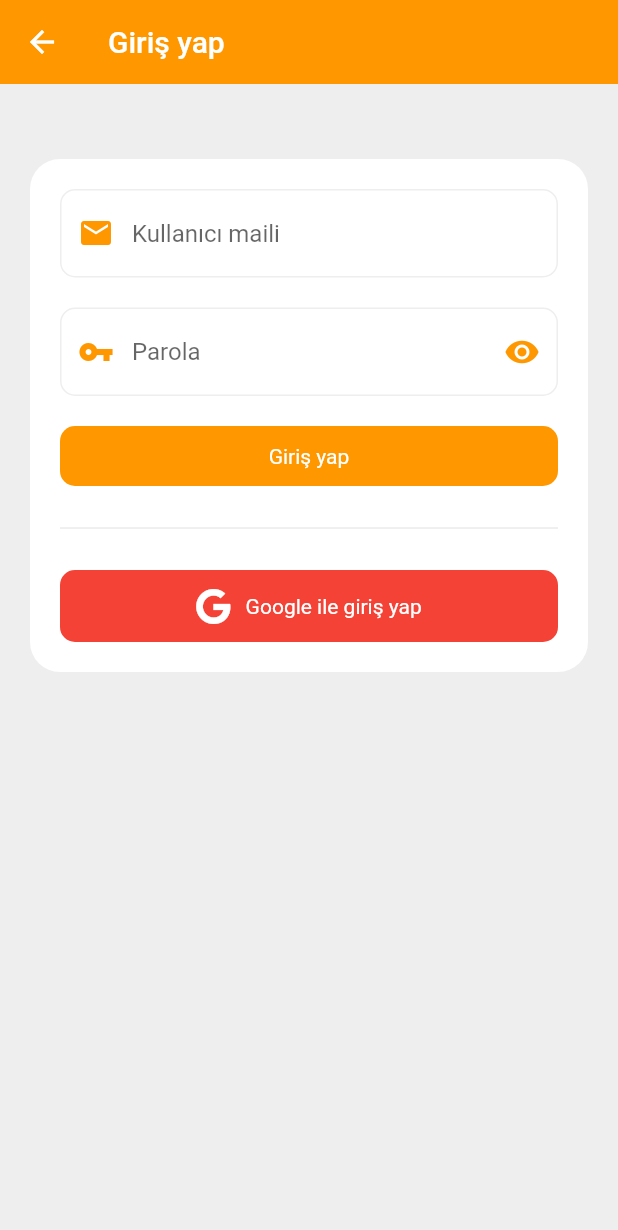
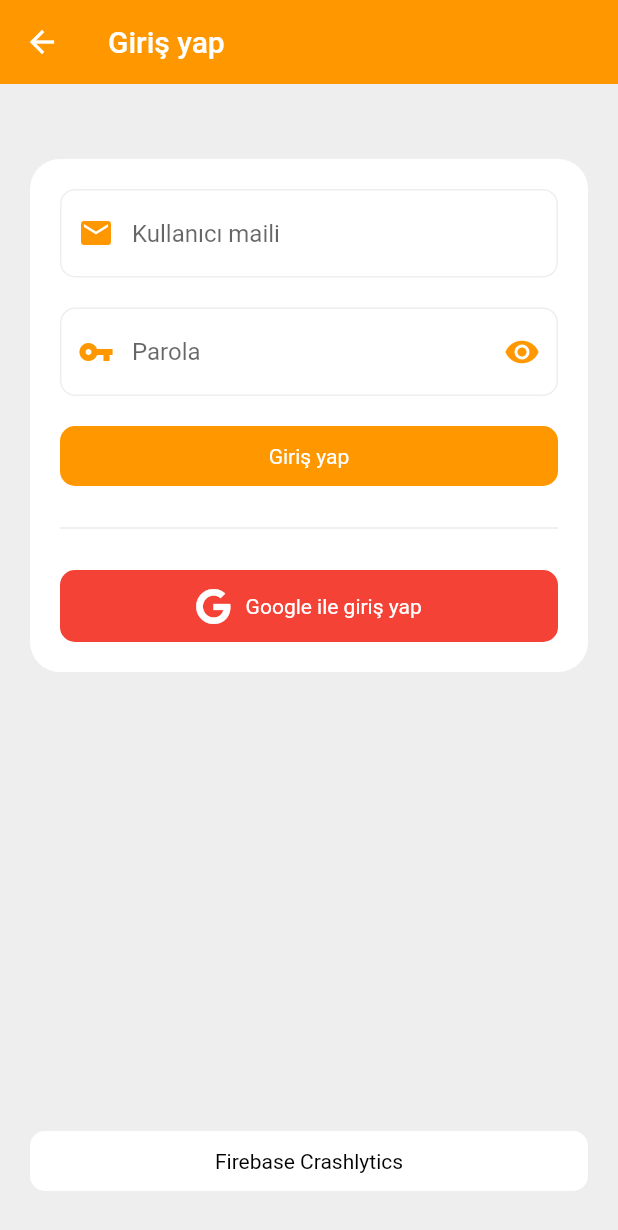
Before and after one commit to KadriyeMacit/Flutter-Fest-Firebase, a Flutter app: the screen it shows after launch, after a tap on "Giriş yap", on a phone screen of 412 x 824 dp. Shown: the top 1230 px of the screen. Run offline on Flutter 3.47's test engine with Material 2 defaults, Android fonts, the phone set to English and light mode, and no system bars; our stand-ins replace cloud_firestore, firebase_auth, firebase_core, firebase_crashlytics, firebase_storage, fluttertoast and 3 more; accounts and stored records are empty.

Commit message:
Add Firebase Crashlytics

```diff
--- a/lib/main.dart
+++ b/lib/main.dart
@@ -5,6 +5,7 @@ import 'package:flutter/material.dart';
 void main() async {
   WidgetsFlutterBinding.ensureInitialized();
   await Firebase.initializeApp();
+
   runApp(const MyApp());
 }
 
@@ -15,7 +16,7 @@ class MyApp extends StatelessWidget {
   Widget build(BuildContext context) {
     return const MaterialApp(
       debugShowCheckedModeBanner: false,
-      title: 'Flutter Demo',
+      title: 'Diyet Planım',
       home: LaunchPage(),
     );
   }
--- a/lib/src/strings.dart
+++ b/lib/src/strings.dart
@@ -28,6 +28,7 @@ class DietText {
   static String loginNoAccountText = "Kullanıcı yok, haydi kayıt olma zamanı!";
   static String loginWrongPasswordText = "Yanlış parola, bir daha düşün...";
   static String loginWrongEmailText = "Böyle mail mi olur?";
+  static String crashlytics = "Firebase Crashlytics";
 
   //Home
   static String homeText = "Anasayfa";
--- a/lib/views/home/home_page.dart
+++ b/lib/views/home/home_page.dart
@@ -1,6 +1,5 @@
 import 'package:firebase_notes/constants/custom_app_bar.dart';
 import 'package:firebase_notes/services/auth_service.dart';
-import 'package:firebase_notes/services/food_service.dart';
 import 'package:firebase_notes/src/colors.dart';
 import 'package:firebase_notes/src/images.dart';
 import 'package:firebase_notes/src/strings.dart';
@@ -18,7 +17,6 @@ class HomePage extends StatefulWidget {
 
 class _HomePageState extends State<HomePage> {
   final AuthService _authService = AuthService();
-  final FoodService _foodService = FoodService();
 
   @override
   Widget build(BuildContext context) {
--- a/lib/views/login/login_page.dart
+++ b/lib/views/login/login_page.dart
@@ -1,8 +1,8 @@
+import 'package:firebase_crashlytics/firebase_crashlytics.dart';
 import 'package:firebase_notes/constants/custom_app_bar.dart';
 import 'package:firebase_notes/constants/custom_loading.dart';
 import 'package:firebase_notes/services/auth_service.dart';
 import 'package:firebase_notes/src/colors.dart';
-import 'package:firebase_notes/src/images.dart';
 import 'package:firebase_notes/src/strings.dart';
 import 'package:firebase_notes/views/home/home_page.dart';
 import 'package:flutter/material.dart';
@@ -38,7 +38,14 @@ class _LoginPageState extends State<LoginPage> {
       children: [
         Padding(
           padding: const EdgeInsets.fromLTRB(20, 50, 20, 30),
-          child: _bodyContainer(),
+          child: Column(
+            crossAxisAlignment: CrossAxisAlignment.stretch,
+            mainAxisAlignment: MainAxisAlignment.spaceBetween,
+            children: [
+              _bodyContainer(),
+              _errorButton(),
+            ],
+          ),
         ),
         if (_isLoading) const CustomLoading()
       ],
@@ -66,7 +73,7 @@ class _LoginPageState extends State<LoginPage> {
                 const SizedBox(
                   height: 20,
                 ),
-                _loginButton(context),
+                _loginButton(),
                 const SizedBox(
                   height: 20,
                 ),
@@ -152,7 +159,7 @@ class _LoginPageState extends State<LoginPage> {
     );
   }
 
-  InkWell _loginButton(BuildContext context) {
+  InkWell _loginButton() {
     return InkWell(
         onTap: () => _loginWithEmail(),
         child: Container(
@@ -265,4 +272,30 @@ class _LoginPageState extends State<LoginPage> {
           (route) => false);
     });
   }
+
+  InkWell _errorButton() {
+    return InkWell(
+        onTap: () => _errorButtonOnTap(),
+        child: Container(
+          decoration: BoxDecoration(
+            color: DietColors.white,
+            borderRadius: BorderRadius.circular(10),
+          ),
+          height: 40,
+          child: Center(
+            child: Text(
+              DietText.crashlytics,
+              style: TextStyle(
+                color: DietColors.black,
+              ),
+            ),
+          ),
+        ));
+  }
+
+  void _errorButtonOnTap() {
+    FirebaseCrashlytics.instance.crash();
+    FirebaseCrashlytics.instance.setCrashlyticsCollectionEnabled(true);
+    FirebaseCrashlytics.instance.setCustomKey('str_key', 'hello');
+  }
 }
--- a/pubspec.yaml
+++ b/pubspec.yaml
@@ -38,6 +38,7 @@ dependencies:
   google_sign_in: ^5.2.1
   fluttertoast: ^8.0.8
   image_picker: ^0.8.4+4
+  firebase_crashlytics: ^2.4.5
 
   # The following adds the Cupertino Icons font to your application.
   # Use with the CupertinoIcons class for iOS style icons.
```
Also changed, not shown: pubspec.lock, 5 other files.
